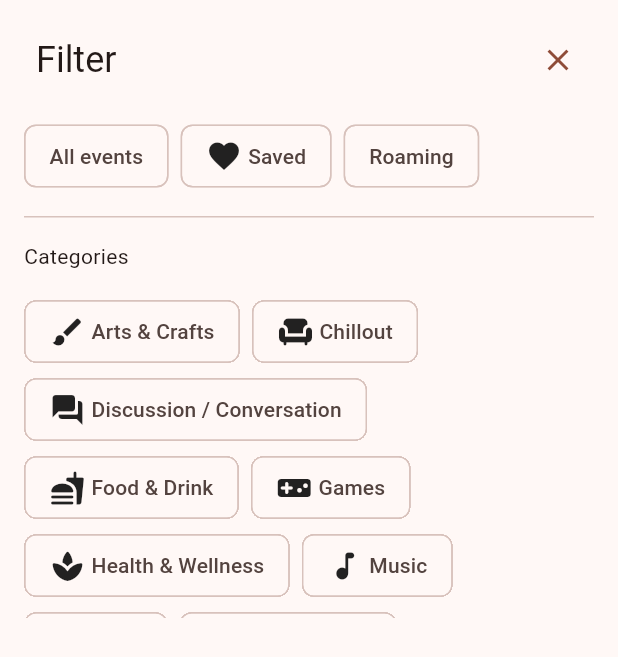
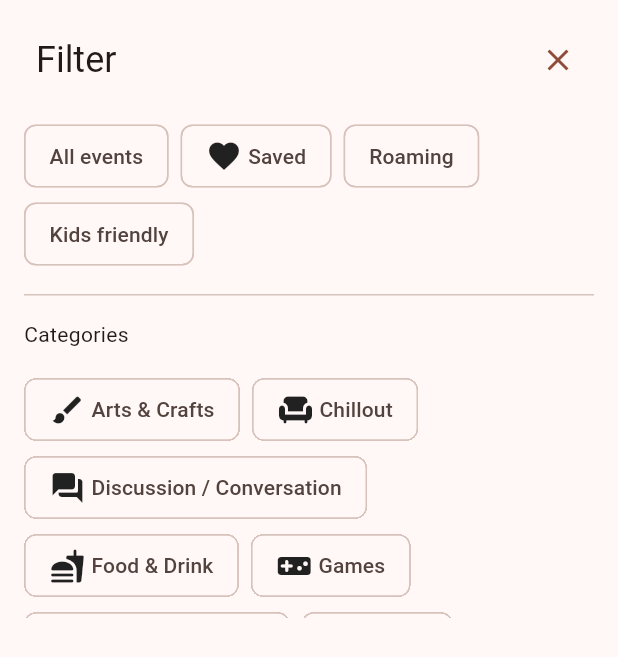
Before and after one commit to MikeyStewart/catalyst-flutter, a Flutter app: the FilterSheet widget shown alone on an empty page, opened directly with empty values, on a phone screen of 412 x 824 dp. Shown: the top 657 px of the screen. Run offline on Flutter 3.47's test engine with Material 3 defaults, Android fonts, the phone set to English and light mode, and no system bars; our stand-ins replace animated_text_kit, carousel_slider, share_plus, sqflite, text_scroll; missing offline and left inert: add_2_calendar; accounts and stored records are empty; statements that could not run were skipped.

Commit message:
add kid filter

```diff
--- a/lib/components/countdown.dart
+++ b/lib/components/countdown.dart
@@ -35,6 +35,11 @@ class _CountDownState extends State<CountDown> {
 
   @override
   Widget build(BuildContext context) {
+    if (DateTime(2024, 1, 28, 20, 59, 59).isBefore(DateTime.now())) {
+      return Container(
+        child: SizedBox(height: 0.0,),
+      );
+    } else {
       return Container(
         decoration: const BoxDecoration(
           gradient: LinearGradient(
@@ -79,40 +84,7 @@ class _CountDownState extends State<CountDown> {
           ),
         ),
       );
-
-    // @override
-    // Widget build(BuildContext context) {
-    //   return Container(
-    //     decoration: const BoxDecoration(
-    //       gradient: LinearGradient(
-    //           begin: Alignment.topCenter,
-    //           end: Alignment.bottomCenter,
-    //           colors: <Color>[Colors.orange, Colors.deepOrange]),
-    //     ),
-    //     child: Padding(
-    //       padding: const EdgeInsets.symmetric(horizontal: 16.0),
-    //       child: Align(
-    //         alignment: Alignment.centerLeft,
-    //         child: Text(
-    //           'The effigy burns in: ',
-    //           style: TextStyle(color: Colors.white),
-    //         ),
-    //         child: Text(
-    //           'The effigy burns in: ' +
-    //               '\n'+
-    //               countdownDuration.inDays.toString() +
-    //               ' days, ' +
-    //               countdownDuration.inHours.remainder(24).toString() +
-    //               ' hours, ' +
-    //               countdownDuration.inMinutes.remainder(60).toString() +
-    //               ' minutes, ' +
-    //               countdownDuration.inSeconds.remainder(60).toString() +
-    //               ' seconds.',
-    //           style: TextStyle(color: Colors.white),
-    //         ),
-    //       ),
-    //     ),
-    //   );
+    }
   }
 
   @override
--- a/lib/data/DBHelper.dart
+++ b/lib/data/DBHelper.dart
@@ -32,6 +32,7 @@ class DBHelper {
             startTime TEXT,
             endTime TEXT,
             location TEXT,
+            kidFriendly INTEGER,
             saved INTEGER  -- Integer used to represent a boolean (0 for false, 1 for true)
           )
         ''');
--- a/lib/data/EventService.dart
+++ b/lib/data/EventService.dart
@@ -46,6 +46,7 @@ class EventService {
         startTime: event.startTime,
         endTime: event.endTime,
         location: event.location,
+        kidFriendly: event.kidFriendly,
         saved: true);
     await _repository.updateEvent(updatedEvent.toMap());
     return updatedEvent;
@@ -62,6 +63,7 @@ class EventService {
         startTime: event.startTime,
         endTime: event.endTime,
         location: event.location,
+        kidFriendly: event.kidFriendly,
         saved: false);
     await _repository.updateEvent(updatedEvent.toMap());
     return updatedEvent;
--- a/lib/data/event.dart
+++ b/lib/data/event.dart
@@ -13,6 +13,7 @@ class Event {
   final DateTime? endTime;
   final String location;
   final bool saved;
+  final bool kidFriendly;
 
   Event(
       {required this.id,
@@ -24,7 +25,8 @@ class Event {
       required this.startTime,
       required this.endTime,
       required this.location,
-      required this.saved});
+      required this.saved,
+      required this.kidFriendly});
 
   factory Event.fromMap(Map<String, dynamic> map) {
     return Event(
@@ -42,6 +44,7 @@ class Event {
       endTime: map['endTime'] != null ? DateTime.parse(map['endTime']) : null,
       location: map['location'],
       saved: map['saved'] == 1,
+      kidFriendly: map['kidFriendly'] == 1,
     );
   }
 
@@ -58,6 +61,7 @@ class Event {
       'endTime': endTime?.toIso8601String(),
       'location': location,
       'saved': saved ? 1 : 0,
+      'kidFriendly': kidFriendly ? 1 : 0,
     };
   }
 }
@@ -127,6 +131,9 @@ extension EventListExtension<T> on List<Event> {
         .where((event) => selectedMainFilters.contains('Roaming')
             ? event.location.contains('Roaming')
             : true)
+        .where((event) => selectedMainFilters.contains('Kids friendly')
+            ? event.kidFriendly
+            : true)
         .where((event) => selectedCategoryFilters.isNotEmpty
             ? event.categories
                 .any((category) => selectedCategoryFilters.contains(category))
--- a/lib/screens/MainPage.dart
+++ b/lib/screens/MainPage.dart
@@ -52,6 +52,7 @@ class MainPage extends StatelessWidget {
               endTime: _parseTime(json['End Time']),
               location: _getLocation(json['Location - Theme Camp'],
                   json['Location - Artwork'], json['Location - Other']),
+              kidFriendly: json['Kids Friendly'] == 'Yes',
               saved: false)); // No event will be saved initially
         });
       });
--- a/lib/screens/eventlistpage.dart
+++ b/lib/screens/eventlistpage.dart
@@ -207,7 +207,12 @@ class _FilterSheetState extends State<FilterSheet> {
   late Set<Category> selectedCategoryFilters;
   late Set<String> selectedCampFilters;
 
-  Set<String> mainFilters = <String>{'All events', 'Saved', 'Roaming'};
+  Set<String> mainFilters = <String>{
+    'All events',
+    'Saved',
+    'Roaming',
+    'Kids friendly'
+  };
 
   @override
   void initState() {
--- a/pubspec.yaml
+++ b/pubspec.yaml
@@ -16,7 +16,7 @@ publish_to: 'none' # Remove this line if you wish to publish to pub.dev
 # https://developer.apple.com/library/archive/documentation/General/Reference/InfoPlistKeyReference/Articles/CoreFoundationKeys.html
 # In Windows, build-name is used as the major, minor, and patch parts
 # of the product and file versions while build-number is used as the build suffix.
-version: 1.0.0+4
+version: 1.0.2+6
 
 environment:
   sdk: '>=3.1.3 <4.0.0'
```
Lines whose indentation alone changed are shown as unchanged.
